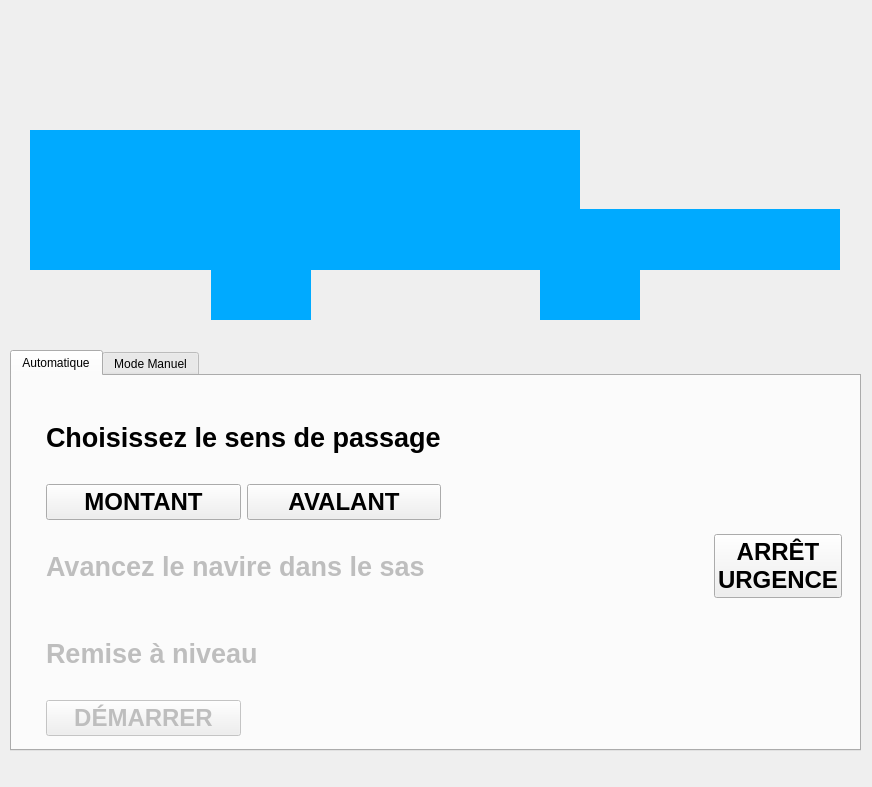
Above: mainwindow.ui from felsocim/Ecluse before the change. Below: the same form after it.
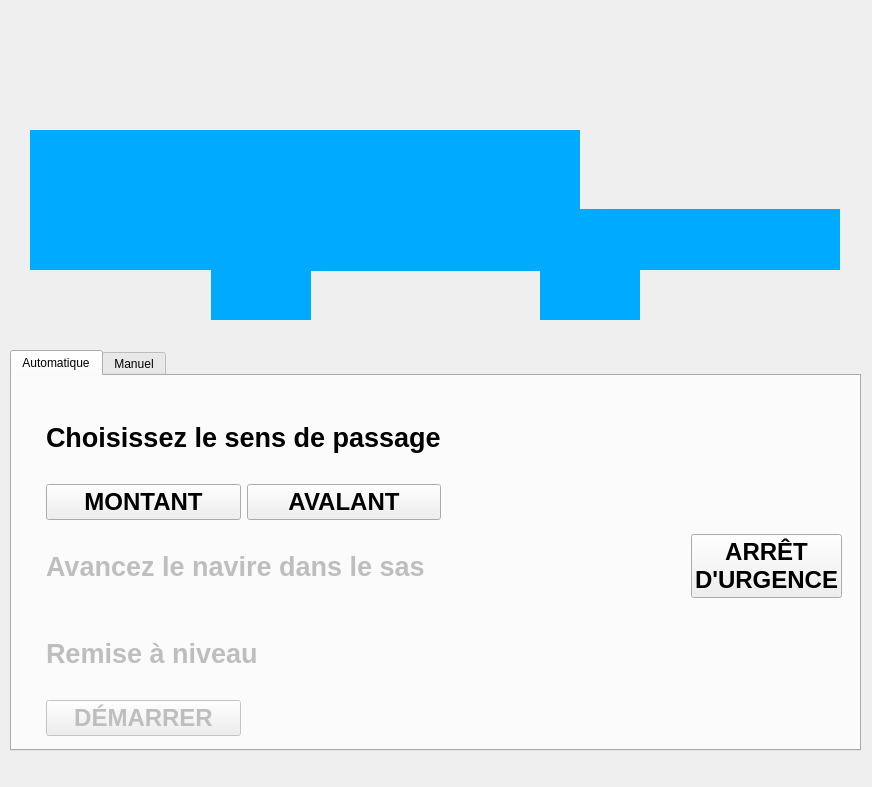
That is the form after the change. The open tabs and pages were chosen to show the change. Icons and pictures are not drawn.

Commit message: Petite correction de style de boutons

What changed in the file:
```diff
--- a/mainwindow.ui
+++ b/mainwindow.ui
@@ -335,7 +335,7 @@
          </property>
          <property name="text">
           <string>ARRÊT
-URGENCE</string>
+D'URGENCE</string>
          </property>
         </widget>
        </item>
@@ -360,7 +360,7 @@
       <bool>true</bool>
      </property>
      <attribute name="title">
-      <string>Mode Manuel</string>
+      <string>Manuel</string>
      </attribute>
      <widget class="QGroupBox" name="gpbManuelPortes">
       <property name="geometry">
@@ -1268,7 +1268,7 @@
       <x>270</x>
       <y>130</y>
       <width>310</width>
-      <height>140</height>
+      <height>141</height>
      </rect>
     </property>
     <property name="styleSheet">
```
Left out of the diff: 335 changed lines with no effect on the pictures.
